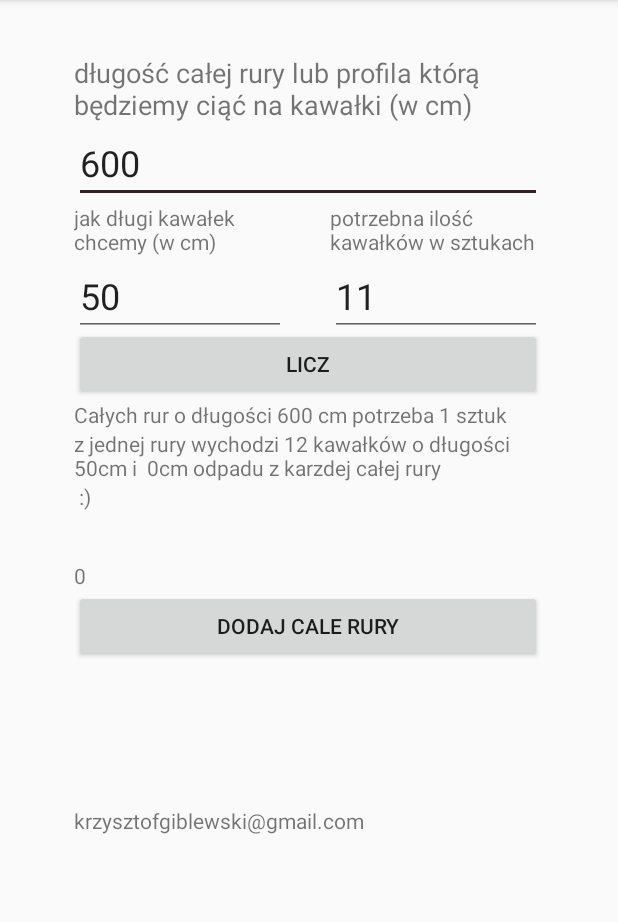
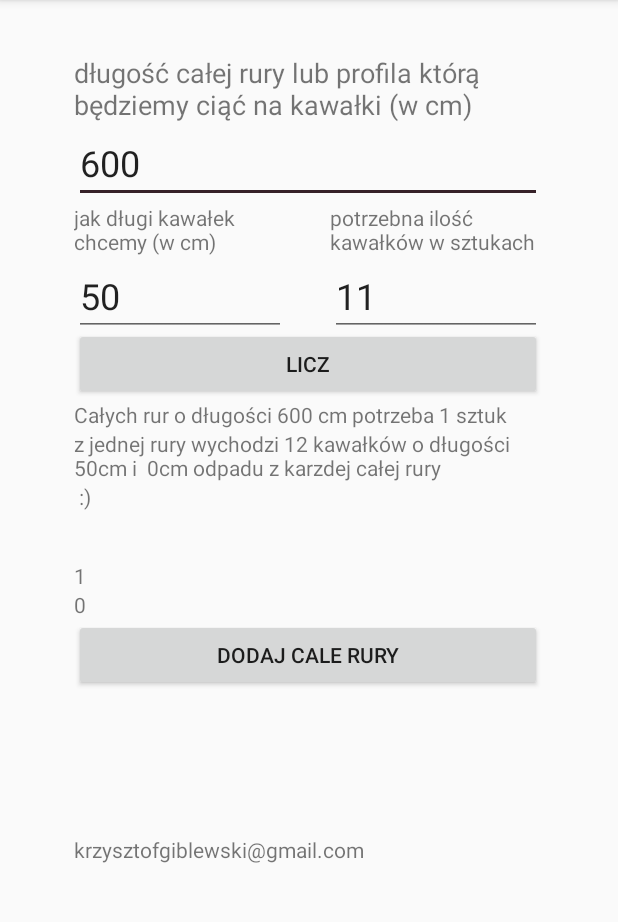
Before and after one commit to KrzysztofGiblewski/LiczRuryIProfile, an Android app: the screen it shows after launch (MainActivity), after a tap on "LICZ", on a phone screen of 412 x 824 dp, the part 84-1006 px from its top. Run offline under Robolectric (Android 15) with nearby library versions, the phone set to English and light mode, and no system bars.

Commit message:
no wreszczie sumuje cale rury

```diff
--- a/app/src/main/java/com_krzysztofgiblewski/github/myapplication/MainActivity.java
+++ b/app/src/main/java/com_krzysztofgiblewski/github/myapplication/MainActivity.java
@@ -9,17 +9,25 @@ import android.widget.TextView;
 
 public class MainActivity extends AppCompatActivity {
 
+
     @Override
     protected void onCreate(Bundle savedInstanceState) {
+
+
         super.onCreate(savedInstanceState);
         setContentView(R.layout.activity_main);
 
         Button button = (Button) findViewById(R.id.buttonLiczIleRury);
+        Button dodaj = (Button) findViewById(R.id.buttonDodaj);
 
 
         button.setOnClickListener(new View.OnClickListener() {
             @Override
             public void onClick(View v) {
+
+                TextView sumaCalychTekst = (TextView) findViewById(R.id.wynikSumaWszystkich);
+                TextView ostatniWynikTekst = (TextView) findViewById(R.id.wynikSumyCalych);
+
 
                 int dlugoscOdcinka = 0;
                 int dlugoscRury = 0;
@@ -54,10 +62,13 @@ public class MainActivity extends AppCompatActivity {
                         int dlugoscOdpaduZJednejRury = rury.dlugoscOdpaduZJednejRury;// ile zostaje z rurki po odcieciu calych odcinków
                         int dlugoscOdpaduOstatniej = rury.dlugoscOdpaduOstatniej;// pozostała długość z ostatniej rury
 
+
                         if (dlugoscOdcinka <= dlugoscRury) { //zeby rura byla na pewno dluzsza od pozadanego odcinka
                             textView4.setText("Całych rur o długości " + dlugoscRury + " cm potrzeba " + iloscCalychRur + " sztuk");
                             textView5.setText("z jednej rury wychodzi " + iloscOdcinkowZCalejRury + " kawałków o długości "
                                     + dlugoscOdcinka + "cm " + "i  " + dlugoscOdpaduZJednejRury + "cm odpadu z karzdej całej rury");
+                            ostatniWynikTekst.setText(iloscCalychRur + "");
+
 
                             if (dlugoscOdpaduOstatniej < dlugoscRury) {
                                 textView6.setText("z ostatniej rury dostajemy " + rury.iloscKawalkowZOstatniej + " kawałków a z napoczętej rury zostaje " + dlugoscOdpaduOstatniej + " cm");
@@ -70,10 +81,29 @@ public class MainActivity extends AppCompatActivity {
                             textView5.setText("bo taki kawałek sie nie zmiesci");
                             textView6.setText(":)");
                         }
+
                     }
+
             }
 
 
+        });
+        dodaj.setOnClickListener(new View.OnClickListener() {
+            @Override
+            public void onClick(View v) {
+
+                TextView sumaCalychTekst = (TextView) findViewById(R.id.wynikSumaWszystkich);
+                TextView ostatniWynikTekst = (TextView) findViewById(R.id.wynikSumyCalych);
+
+//                sumaCalychTekst.setText((ostatniWynikTekst.getText().toString())+(sumaCalychTekst.getText().toString()));
+
+                int ostatniWynikInt = Integer.valueOf(ostatniWynikTekst.getText().toString().trim());
+                int sumaCalychRur = Integer.valueOf(sumaCalychTekst.getText().toString().trim());
+                sumaCalychRur += ostatniWynikInt;
+                ostatniWynikTekst.setText(0 + "");
+                sumaCalychTekst.setText(sumaCalychRur + "");
+
+            }
         });
     }
 
--- a/app/src/main/res/layout/activity_main.xml
+++ b/app/src/main/res/layout/activity_main.xml
@@ -136,16 +136,25 @@
             android:layout_height="33dp" />
 
         <TextView
-            android:id="@+id/textView9"
+            android:id="@+id/wynikSumyCalych"
             android:layout_width="match_parent"
             android:layout_height="wrap_content"
-            android:text="0" />
+            android:text="0"
+            tools:visibility="invisible" />
+
+        <TextView
+            android:id="@+id/wynikSumaWszystkich"
+            android:layout_width="match_parent"
+            android:layout_height="wrap_content"
+            android:text="0"
+            tools:visibility="invisible" />
 
         <Button
-            android:id="@+id/dodaj"
+            android:id="@+id/buttonDodaj"
             android:layout_width="match_parent"
             android:layout_height="wrap_content"
-            android:text="dodaj cale rury" />
+            android:text="dodaj cale rury"
+            tools:visibility="invisible" />
 
         <Space
             android:layout_width="match_parent"
```
